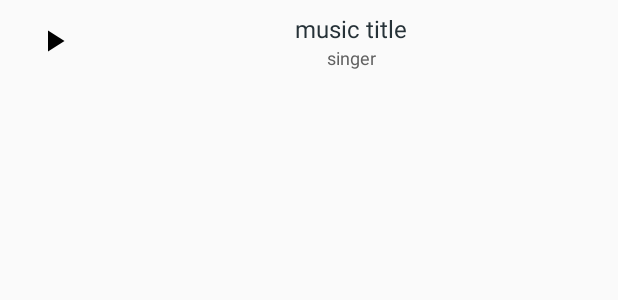
After one commit to Cheolhun-Hwang/android_music_cluoud, an Android app: the layout down_music_panel_view.xml on its own in the app's theme, with its tools: preview values and no code run, on a phone screen of 412 x 824 dp. The commit adds this screen. Shown: the top 300 px of the screen. Run offline under Robolectric (Android 15) with nearby library versions, the phone set to English and light mode, and no system bars.

Commit message:
2019-05-11, modify interface, layout

```diff
--- /dev/null
+++ b/app/src/main/res/drawable/bottom_navigation.xml
@@ -0,0 +1,5 @@
+<?xml version="1.0" encoding="utf-8"?>
+<selector xmlns:android="http://schemas.android.com/apk/res/android">
+    <item android:state_checked="true" android:color="#000000" />
+    <item android:color="#BDBDBD"  />
+</selector>
--- /dev/null
+++ b/app/src/main/res/drawable/ic_play_arrow.xml
@@ -0,0 +1,9 @@
+<vector xmlns:android="http://schemas.android.com/apk/res/android"
+        android:width="24dp"
+        android:height="24dp"
+        android:viewportWidth="24.0"
+        android:viewportHeight="24.0">
+    <path
+        android:fillColor="#FF000000"
+        android:pathData="M8,5v14l11,-7z"/>
+</vector>
--- /dev/null
+++ b/app/src/main/res/layout/down_music_panel_view.xml
@@ -0,0 +1,40 @@
+<?xml version="1.0" encoding="utf-8"?>
+<RelativeLayout
+    xmlns:android="http://schemas.android.com/apk/res/android"
+    android:layout_width="match_parent"
+    android:layout_height="wrap_content"
+    android:padding="8dp">
+    <ImageButton
+        android:background="@color/alpha"
+        android:layout_marginLeft="16dp"
+        android:layout_alignParentLeft="true"
+        android:layout_centerVertical="true"
+        android:id="@+id/down_music_panel_play_btn"
+        android:src="@drawable/ic_play_arrow"
+        android:layout_width="wrap_content"
+        android:layout_height="wrap_content" />
+    <LinearLayout
+        android:layout_marginLeft="16dp"
+        android:orientation="vertical"
+        android:layout_centerVertical="true"
+        android:layout_toEndOf="@id/down_music_panel_play_btn"
+        android:layout_width="match_parent"
+        android:layout_height="wrap_content">
+        <TextView
+            android:gravity="center"
+            android:id="@+id/down_music_panel_play_title"
+            android:text="music title"
+            android:textColor="@color/blue_grey_900"
+            android:textSize="16sp"
+            android:layout_width="match_parent"
+            android:layout_height="wrap_content" />
+        <TextView
+            android:gravity="center"
+            android:id="@+id/down_music_panel_play_singer"
+            android:text="singer"
+            android:textColor="@color/grey_700"
+            android:textSize="12sp"
+            android:layout_width="match_parent"
+            android:layout_height="wrap_content" />
+    </LinearLayout>
+</RelativeLayout>
```
Also changed, not shown: app/src/main/java/com/hch/hooney/musiccloudproject/MainActivity.java (+52 -0 lines), app/src/main/java/com/hch/hooney/musiccloudproject/fragments/HomeFragment.java (+17 -0 lines), app/src/main/java/com/hch/hooney/musiccloudproject/views/CategoryView.java (+12 -1 lines), app/src/main/java/com/hch/hooney/musiccloudproject/views/DownPanelView.java (added, +50 -0 lines), app/src/main/java/com/hch/hooney/musiccloudproject/views/HiddenPanelView.java (added, +32 -0 lines), app/src/main/res/layout/activity_main.xml (+25 -17 lines), app/src/main/res/layout/hidden_layout_panel_view.xml (added, +13 -0 lines), 3 other files.
